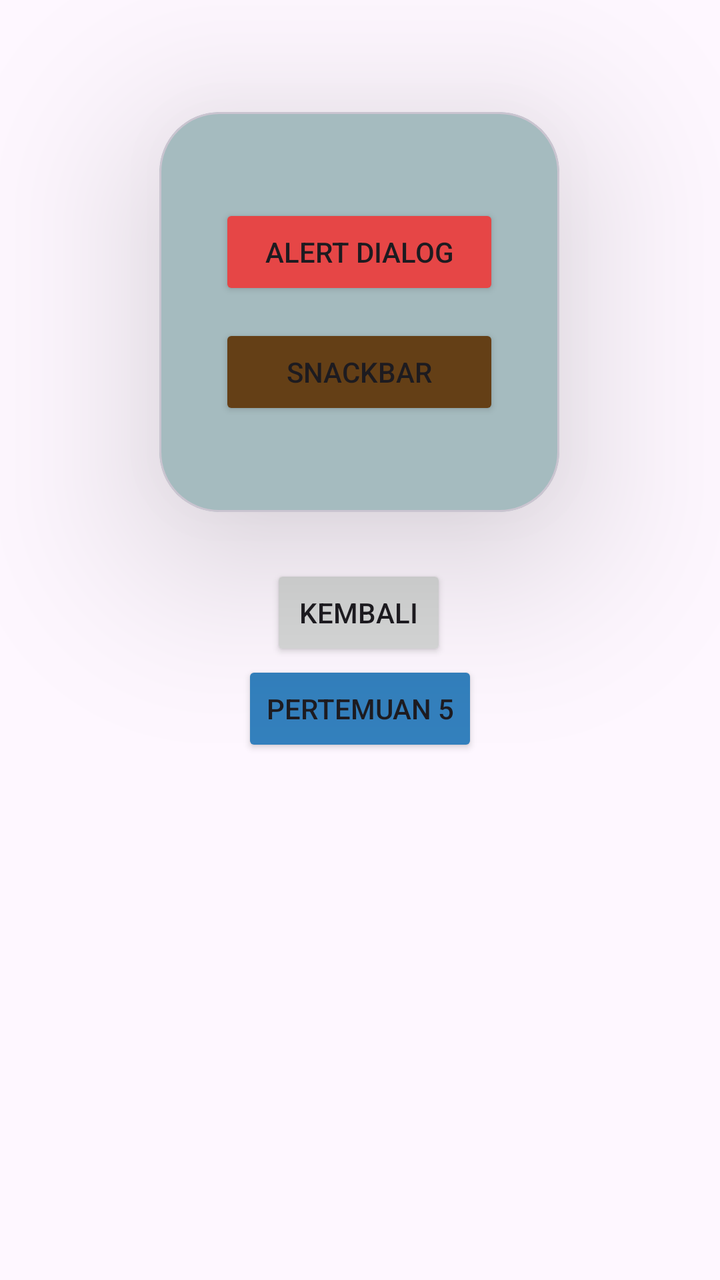
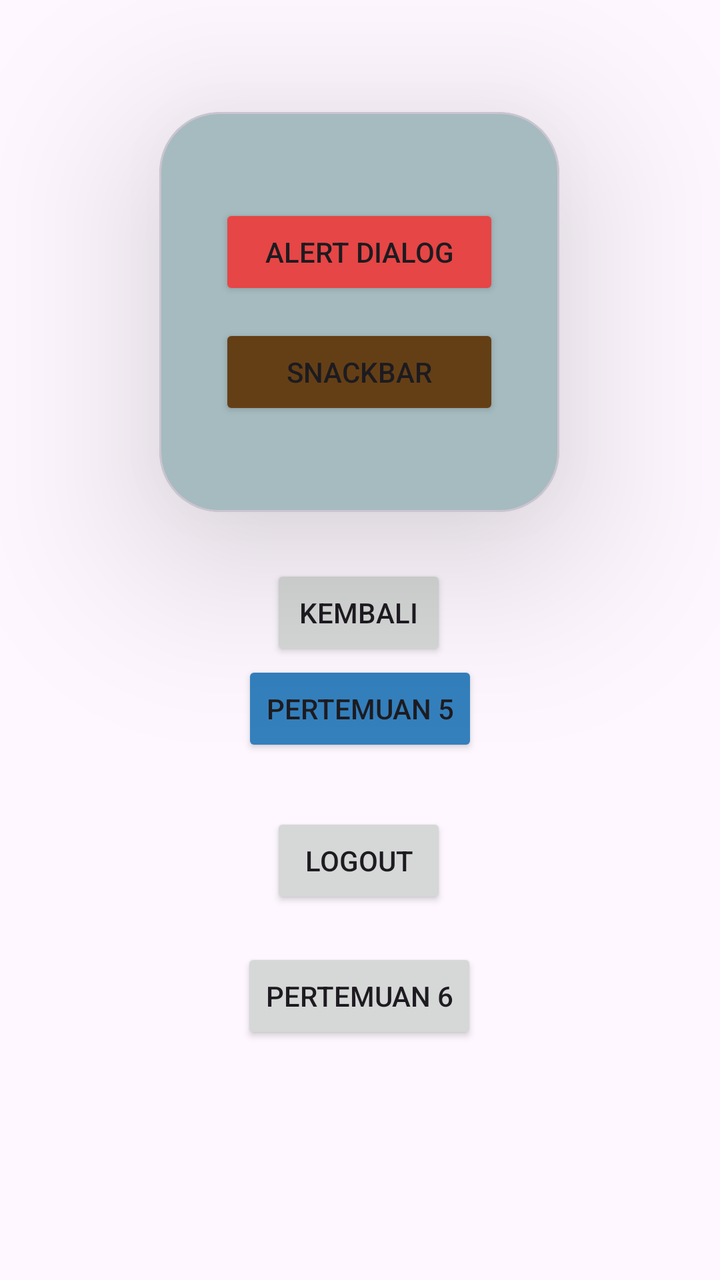

Before-and-after screenshots of an Android layout around one commit, followed by the original layout XML and the change that was made.
<!-- AndroidManifest.xml: application theme Theme.Arief_TIC -->
<!-- res/layout/activity_main.xml -->
<?xml version="1.0" encoding="utf-8"?>
<androidx.constraintlayout.widget.ConstraintLayout xmlns:android="http://schemas.android.com/apk/res/android"
    xmlns:app="http://schemas.android.com/apk/res-auto"
    xmlns:tools="http://schemas.android.com/tools"
    android:id="@+id/main"
    android:layout_width="match_parent"
    android:layout_height="match_parent"
    tools:context=".MainActivity">

    <TextView
        android:id="@+id/namaTeman"
        android:layout_width="wrap_content"
        android:layout_height="wrap_content"
        android:text="DUARRR YOU LOSE!"
        app:layout_constraintBottom_toBottomOf="parent"
        app:layout_constraintEnd_toEndOf="parent"
        app:layout_constraintHorizontal_bias="0.498"
        app:layout_constraintStart_toStartOf="parent"
        app:layout_constraintTop_toTopOf="parent"
        app:layout_constraintVertical_bias="0.379" />

    <com.google.android.material.card.MaterialCardView
        android:layout_width="200dp"
        android:layout_height="200dp"
        android:layout_marginTop="56dp"
        app:layout_constraintEnd_toEndOf="parent"
        app:cardElevation="50dp"
        android:backgroundTint="#A5BBBF"
        app:cardCornerRadius="30dp"
        app:layout_constraintHorizontal_bias="0.497"
        app:layout_constraintStart_toStartOf="parent"
        app:layout_constraintTop_toTopOf="parent">

        <androidx.constraintlayout.widget.ConstraintLayout
            android:layout_width="match_parent"
            android:layout_height="match_parent"
            android:layout_margin="30dp">

            <Button
                android:id="@+id/btnSnackBar"
                android:layout_width="match_parent"
                android:layout_height="wrap_content"
                android:backgroundTint="#643F16"
                android:text="SnackBar"
                app:layout_constraintBottom_toBottomOf="parent"
                app:layout_constraintEnd_toEndOf="parent"
                app:layout_constraintHorizontal_bias="0.483"
                app:layout_constraintStart_toStartOf="parent"
                app:layout_constraintTop_toBottomOf="@+id/btnAlertDialog"
                app:layout_constraintVertical_bias="0.428" />

            <Button
                android:id="@+id/btnAlertDialog"
                android:layout_width="match_parent"
                android:layout_height="wrap_content"
                android:layout_marginTop="16dp"
                android:backgroundTint="#E64646"
                android:text="Alert Dialog"
                app:layout_constraintEnd_toEndOf="parent"
                app:layout_constraintStart_toStartOf="parent"
                app:layout_constraintTop_toTopOf="parent" />

        </androidx.constraintlayout.widget.ConstraintLayout>

    </com.google.android.material.card.MaterialCardView>

    <Button
        android:id="@+id/btnKembali"
        android:layout_width="wrap_content"
        android:layout_height="wrap_content"
        android:layout_marginTop="28dp"
        android:text="Kembali"
        app:layout_constraintEnd_toEndOf="parent"
        app:layout_constraintHorizontal_bias="0.498"
        app:layout_constraintStart_toStartOf="parent"
        app:layout_constraintTop_toBottomOf="@+id/namaTeman" />

    <Button
        android:id="@+id/btnToLima"
        android:layout_width="wrap_content"
        android:layout_height="wrap_content"
        android:backgroundTint="#3380BD"
        android:text="Pertemuan 5"
        app:layout_constraintEnd_toEndOf="parent"
        app:layout_constraintStart_toStartOf="parent"
        app:layout_constraintTop_toBottomOf="@+id/btnKembali" />


</androidx.constraintlayout.widget.ConstraintLayout>
<!-- resources referenced by this layout -->
<resources>
  <style name="Theme.Arief_TIC" parent="Base.Theme.Arief_TIC" />
  <style name="Base.Theme.Arief_TIC" parent="Theme.Material3.DayNight.NoActionBar">
          
          
      </style>
</resources>

<!-- the commit's change to res/layout/activity_main.xml (unified diff, before → after) -->
@@ -85,5 +85,29 @@
         app:layout_constraintStart_toStartOf="parent"
         app:layout_constraintTop_toBottomOf="@+id/btnKembali" />
 
+    <Button
+        android:id="@+id/btnLogout"
+        android:layout_width="wrap_content"
+        android:layout_height="wrap_content"
+        android:layout_marginTop="28dp"
+        android:text="Logout"
+        app:layout_constraintEnd_toEndOf="parent"
+        app:layout_constraintHorizontal_bias="0.498"
+        app:layout_constraintStart_toStartOf="parent"
+        app:layout_constraintTop_toBottomOf="@+id/btnToLima" />
+
+    <Button
+        android:id="@+id/btnToEnam"
+        android:layout_width="wrap_content"
+        android:layout_height="wrap_content"
+        android:layout_marginTop="8dp"
+        android:text="Pertemuan 6"
+        app:layout_constraintBottom_toBottomOf="parent"
+        app:layout_constraintEnd_toEndOf="parent"
+        app:layout_constraintHorizontal_bias="0.498"
+        app:layout_constraintStart_toStartOf="parent"
+        app:layout_constraintTop_toBottomOf="@+id/btnLogout"
+        app:layout_constraintVertical_bias="0.091" />
+
 
 </androidx.constraintlayout.widget.ConstraintLayout>
